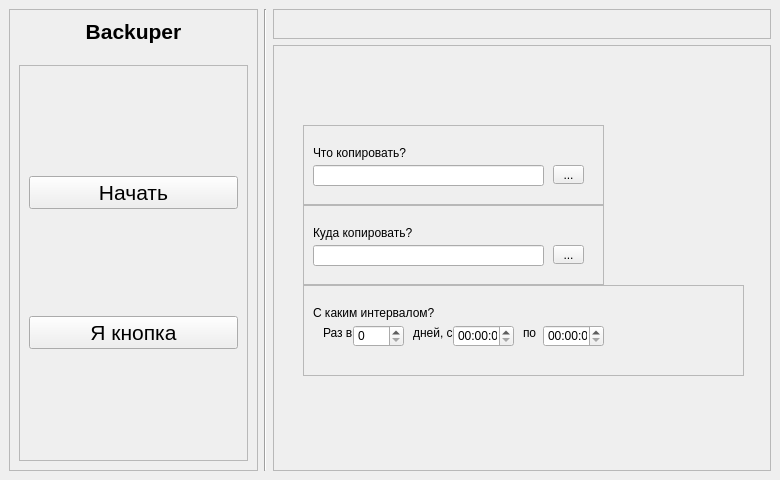
Before: the Qt Designer form Design.ui in Chez00/Backuper, drawn with Qt 5.
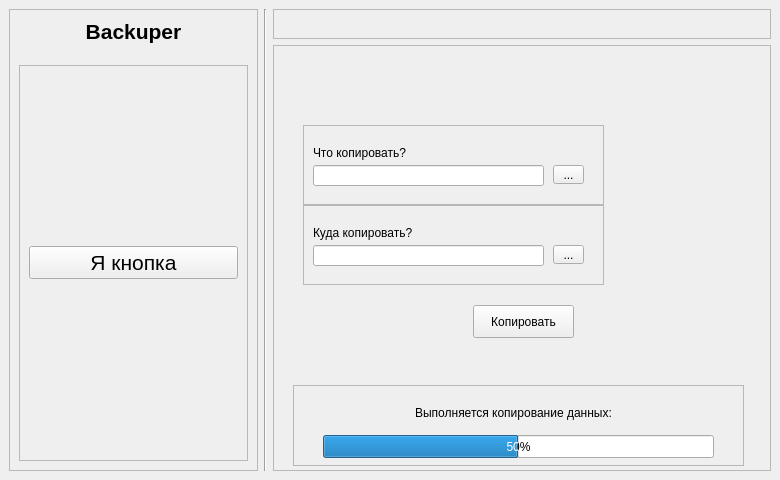
After: the same form once the commit is applied.

Commit message: Creating a progress bar

```diff
--- a/Design.ui
+++ b/Design.ui
@@ -155,13 +155,16 @@
         </property>
        </widget>
       </widget>
-      <widget class="QFrame" name="frame_7">
+      <widget class="QFrame" name="frame_8">
+       <property name="enabled">
+        <bool>true</bool>
+       </property>
        <property name="geometry">
         <rect>
-         <x>30</x>
-         <y>240</y>
-         <width>441</width>
-         <height>91</height>
+         <x>20</x>
+         <y>340</y>
+         <width>451</width>
+         <height>81</height>
         </rect>
        </property>
        <property name="frameShape">
@@ -170,88 +173,60 @@
        <property name="frameShadow">
         <enum>QFrame::Raised</enum>
        </property>
-       <widget class="QLabel" name="label_4">
+       <widget class="QProgressBar" name="progressBar">
         <property name="geometry">
          <rect>
-          <x>10</x>
+          <x>30</x>
+          <y>50</y>
+          <width>391</width>
+          <height>23</height>
+         </rect>
+        </property>
+        <property name="value">
+         <number>50</number>
+        </property>
+       </widget>
+       <widget class="QLabel" name="label_8">
+        <property name="enabled">
+         <bool>true</bool>
+        </property>
+        <property name="geometry">
+         <rect>
+          <x>70</x>
           <y>20</y>
-          <width>231</width>
+          <width>301</width>
           <height>16</height>
          </rect>
         </property>
-        <property name="text">
-         <string>С каким интервалом?</string>
+        <property name="layoutDirection">
+         <enum>Qt::LeftToRight</enum>
         </property>
-       </widget>
-       <widget class="QSpinBox" name="spinBox">
-        <property name="geometry">
-         <rect>
-          <x>50</x>
-          <y>40</y>
-          <width>51</width>
-          <height>22</height>
-         </rect>
-        </property>
-       </widget>
-       <widget class="QLabel" name="label_5">
-        <property name="geometry">
-         <rect>
-          <x>20</x>
-          <y>40</y>
-          <width>31</width>
-          <height>16</height>
-         </rect>
-        </property>
         <property name="text">
-         <string>Раз в </string>
+         <string>Выполняется копирование данных:</string>
         </property>
-       </widget>
-       <widget class="QLabel" name="label_6">
-        <property name="geometry">
-         <rect>
-          <x>110</x>
-          <y>40</y>
-          <width>41</width>
-          <height>16</height>
-         </rect>
+        <property name="alignment">
+         <set>Qt::AlignCenter</set>
         </property>
-        <property name="text">
-         <string>дней, с</string>
-        </property>
        </widget>
-       <widget class="QTimeEdit" name="timeEdit">
-        <property name="geometry">
-         <rect>
-          <x>150</x>
-          <y>40</y>
-          <width>61</width>
-          <height>22</height>
-         </rect>
-        </property>
-       </widget>
-       <widget class="QLabel" name="label_7">
-        <property name="geometry">
-         <rect>
-          <x>220</x>
-          <y>40</y>
-          <width>21</width>
-          <height>16</height>
-         </rect>
-        </property>
-        <property name="text">
-         <string>по</string>
-        </property>
-       </widget>
-       <widget class="QTimeEdit" name="timeEdit_2">
-        <property name="geometry">
-         <rect>
-          <x>240</x>
-          <y>40</y>
-          <width>61</width>
-          <height>22</height>
-         </rect>
-        </property>
-       </widget>
+      </widget>
+      <widget class="QPushButton" name="pushButton_2">
+       <property name="geometry">
+        <rect>
+         <x>200</x>
+         <y>260</y>
+         <width>101</width>
+         <height>33</height>
+        </rect>
+       </property>
+       <property name="font">
+        <font>
+         <weight>50</weight>
+         <bold>false</bold>
+        </font>
+       </property>
+       <property name="text">
+        <string>Копировать</string>
+       </property>
       </widget>
      </widget>
     </item>
@@ -306,19 +281,6 @@
           <enum>QFrame::Raised</enum>
          </property>
          <layout class="QVBoxLayout" name="verticalLayout_2">
-          <item>
-           <widget class="QPushButton" name="pushButton_2">
-            <property name="font">
-             <font>
-              <weight>50</weight>
-              <bold>false</bold>
-             </font>
-            </property>
-            <property name="text">
-             <string>Начать</string>
-            </property>
-           </widget>
-          </item>
           <item>
            <widget class="QPushButton" name="pushButton_3">
             <property name="font">
```
The commit also changes 3 other files.
